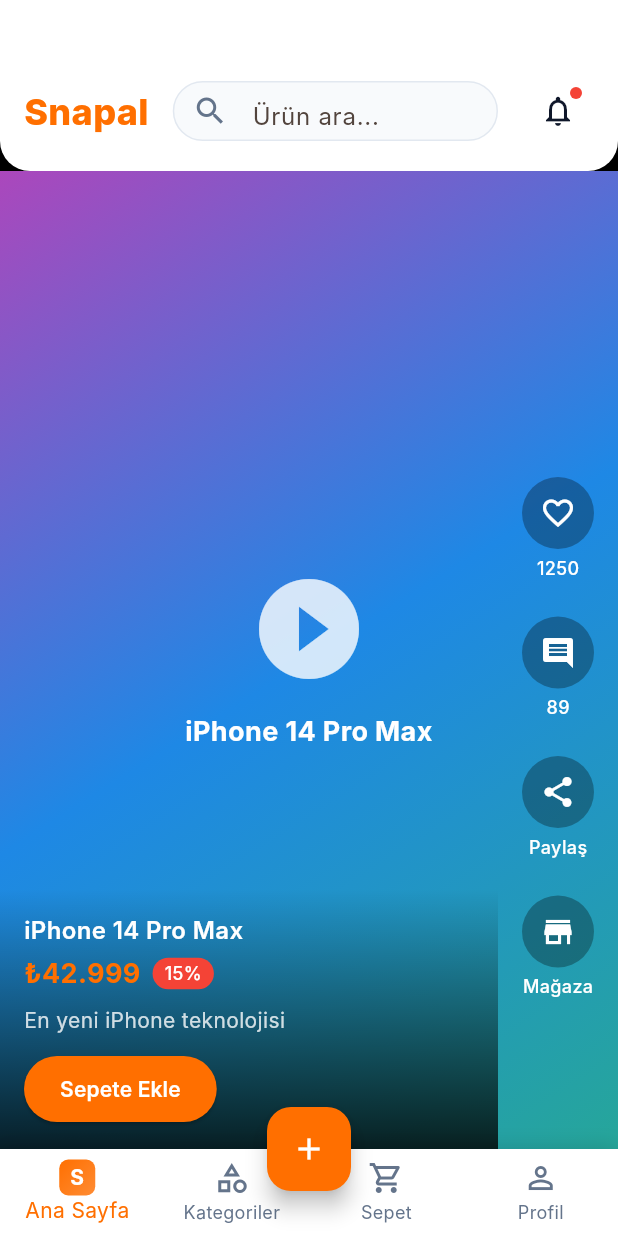
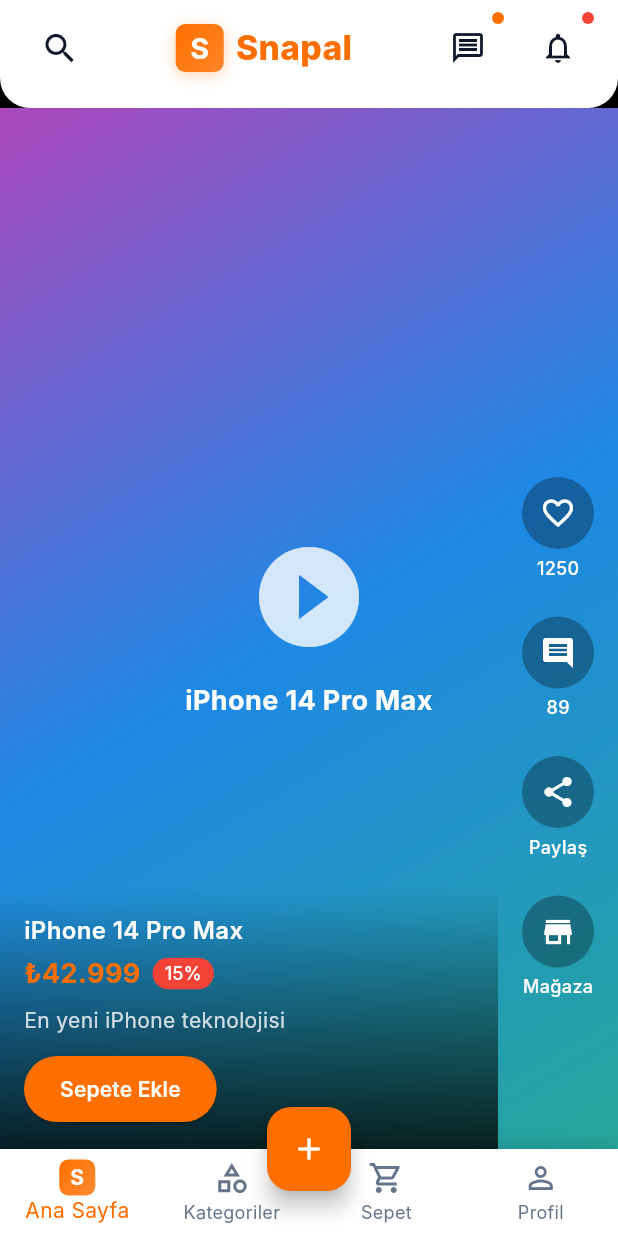
Before and after one commit to umitmamuk/musa-abi, a Flutter app: the screen it shows after launch, on a phone screen of 412 x 824 dp. Run offline on Flutter 3.47's test engine with Material 3 defaults, Android fonts, the phone set to English and light mode, and no system bars; Roboto replaces fonts that are missing (Inter).

Commit message:
home_screen sayfası güncellendi

```diff
--- a/lib/presentation/screens/home/home_screen.dart
+++ b/lib/presentation/screens/home/home_screen.dart
@@ -1,6 +1,9 @@
 import 'package:flutter/material.dart';
 import '../../../core/constants/app_colors.dart';
 import '../../../data/models/product_video.dart';
+import '../../widgets/app_logo.dart';
+import '../search/search_screen.dart';
+import '../messages/messages_screen.dart';
 import 'widgets/video_card.dart';
 
 class HomeScreen extends StatefulWidget {
@@ -54,51 +57,103 @@ class _HomeScreenState extends State<HomeScreen> {
         children: [
           // Header
           Container(
-            padding: const EdgeInsets.fromLTRB(16, 50, 16, 16),
+            padding: EdgeInsets.fromLTRB(
+              16,
+              MediaQuery.of(context).padding.top + 8,
+              16,
+              16
+            ),
             decoration: const BoxDecoration(
               color: Colors.white,
               borderRadius: BorderRadius.vertical(bottom: Radius.circular(20)),
+              boxShadow: [
+                BoxShadow(
+                  color: Colors.black12,
+                  blurRadius: 5,
+                  offset: Offset(0, 2),
+                ),
+              ],
             ),
             child: Row(
               children: [
-                const Text(
-                  'Snapal',
-                  style: TextStyle(
-                    fontSize: 24,
-                    fontWeight: FontWeight.w800,
-                    color: AppColors.primary,
+                // Arama Butonu (Sol)
+                IconButton(
+                  onPressed: () {
+                    Navigator.push(
+                      context,
+                      MaterialPageRoute(
+                        builder: (context) => const SearchScreen(),
+                      ),
+                    );
+                  },
+                  icon: const Icon(Icons.search, size: 26),
+                  color: AppColors.textPrimary,
+                  padding: EdgeInsets.zero,
+                  constraints: const BoxConstraints(),
+                ),
+
+                // Logo (Orta)
+                const Expanded(
+                  child: Center(
+                    child: AppLogo(size: 32),
                   ),
                 ),
-                const SizedBox(width: 16),
-                Expanded(
+
+                // Sağ taraf butonlar
+                Row(
+                  children: [
+                    // Mesajlar
+                    Stack(
+                      children: [
+                        IconButton(
+                          onPressed: () {
+                            Navigator.push(
+                              context,
+                              MaterialPageRoute(
+                                builder: (context) => const MessagesScreen(),
+                              ),
+                            );
+                          },
+                          icon: const Icon(Icons.message_outlined, size: 24),
+                          color: AppColors.textPrimary,
+                          padding: EdgeInsets.zero,
+                          constraints: const BoxConstraints(),
+                        ),
+                        Positioned(
+                          right: 0,
+                          top: 0,
                           child: Container(
-                    height: 40,
-                    decoration: BoxDecoration(
-                      color: AppColors.surface,
-                      borderRadius: BorderRadius.circular(20),
-                      border: Border.all(color: AppColors.border),
-                    ),
-                    child: const TextField(
-                      decoration: InputDecoration(
-                        hintText: 'Ürün ara...',
-                        prefixIcon: Icon(Icons.search, color: AppColors.textSecondary),
-                        border: InputBorder.none,
-                        contentPadding: EdgeInsets.symmetric(horizontal: 16, vertical: 8),
+                            width: 8,
+                            height: 8,
+                            decoration: const BoxDecoration(
+                              color: AppColors.primary,
+                              shape: BoxShape.circle,
                             ),
                           ),
                         ),
+                      ],
                     ),
-                const SizedBox(width: 16),
+                    const SizedBox(width: 12),
+                    // Bildirimler
                     Stack(
                       children: [
                         IconButton(
-                      onPressed: () {},
-                      icon: const Icon(Icons.notifications_outlined),
+                          onPressed: () {
+                            ScaffoldMessenger.of(context).showSnackBar(
+                              const SnackBar(
+                                content: Text('Bildirimler açılıyor...'),
+                                backgroundColor: AppColors.primary,
+                              ),
+                            );
+                          },
+                          icon: const Icon(Icons.notifications_outlined, size: 24),
                           color: AppColors.textPrimary,
+                          padding: EdgeInsets.zero,
+                          constraints: const BoxConstraints(),
                         ),
                         Positioned(
-                      right: 8,
-                      top: 8,
+                          right: 0,
+                          top: 0,
                           child: Container(
                             width: 8,
                             height: 8,
@@ -112,7 +167,10 @@ class _HomeScreenState extends State<HomeScreen> {
                     ),
                   ],
                 ),
+              ],
             ),
+          ),
+
           // Video Feed
           Expanded(
             child: PageView.builder(
```
Lines whose indentation alone changed are shown as unchanged.
